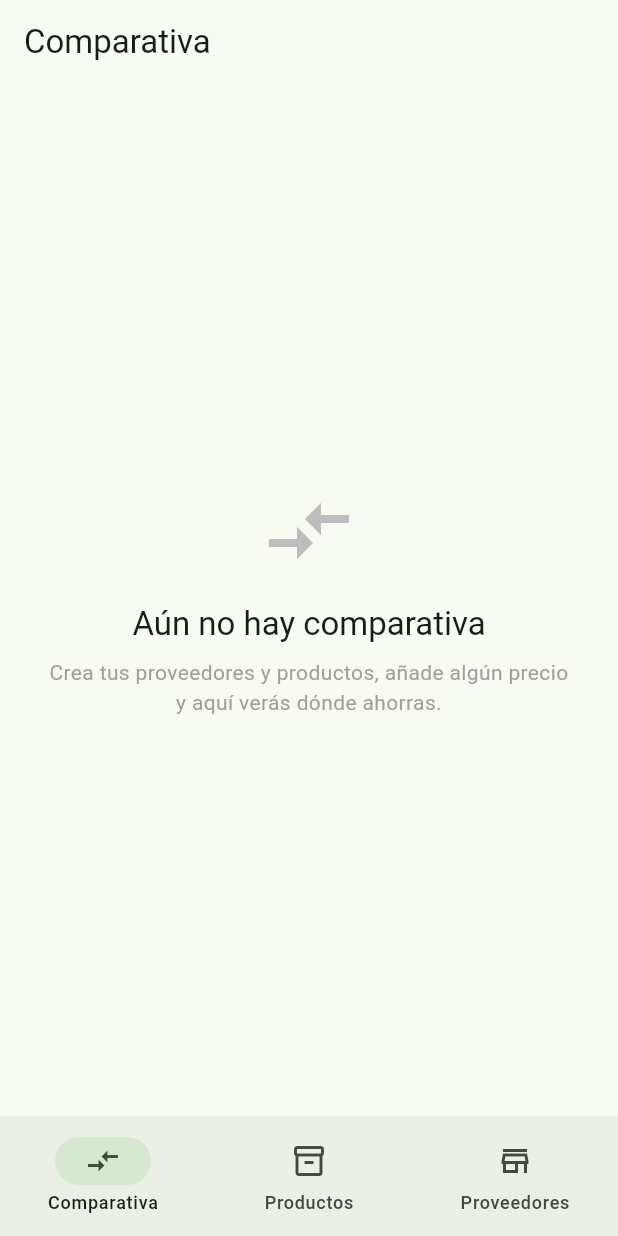
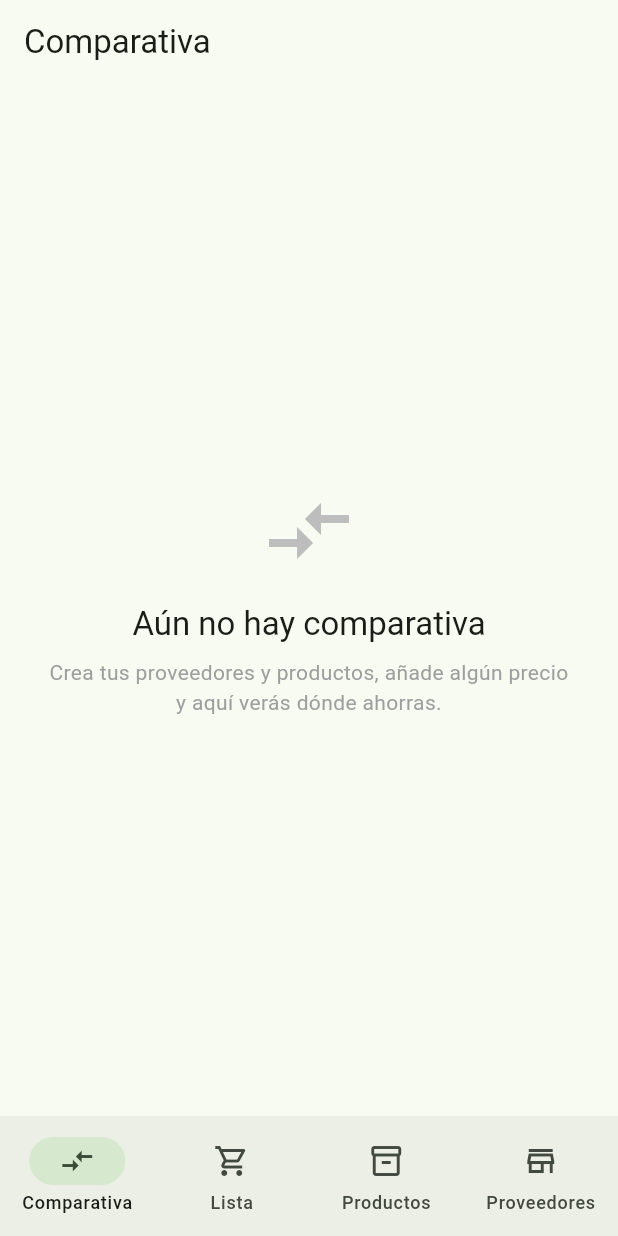
Before and after one commit to luengof67/comparaprecios, a Flutter app: the screen it shows after launch, on a phone screen of 412 x 824 dp. Run offline on Flutter 3.47's test engine with Material 3 defaults, Android fonts, the phone set to English and light mode, and no system bars; our stand-ins replace cloud_firestore, firebase_core, fl_chart; accounts and stored records are empty.

Commit message:
Update main.dart

```diff
--- a/lib/main.dart
+++ b/lib/main.dart
@@ -5,6 +5,7 @@ import 'package:intl/date_symbol_data_local.dart';
 import 'firebase_options.dart'; // generado por flutterfire configure
 import 'services/firestore_service.dart';
 import 'ui/dashboard_screen.dart';
+import 'ui/lista_compra_screen.dart';
 import 'ui/productos_screen.dart';
 import 'ui/proveedores_screen.dart';
 
@@ -45,9 +46,10 @@ class _RaizScreenState extends State<RaizScreen> {
 
   @override
   Widget build(BuildContext context) {
-    final titulos = ['Comparativa', 'Productos', 'Proveedores'];
+    final titulos = ['Comparativa', 'Lista compra', 'Productos', 'Proveedores'];
     final pantallas = [
       DashboardScreen(db: _db),
+      ListaCompraScreen(db: _db),
       ProductosScreen(db: _db),
       ProveedoresScreen(db: _db),
     ];
@@ -62,6 +64,8 @@ class _RaizScreenState extends State<RaizScreen> {
           NavigationDestination(
               icon: Icon(Icons.compare_arrows), label: 'Comparativa'),
           NavigationDestination(
+              icon: Icon(Icons.shopping_cart_outlined), label: 'Lista'),
+          NavigationDestination(
               icon: Icon(Icons.inventory_2_outlined), label: 'Productos'),
           NavigationDestination(
               icon: Icon(Icons.store_outlined), label: 'Proveedores'),
```
